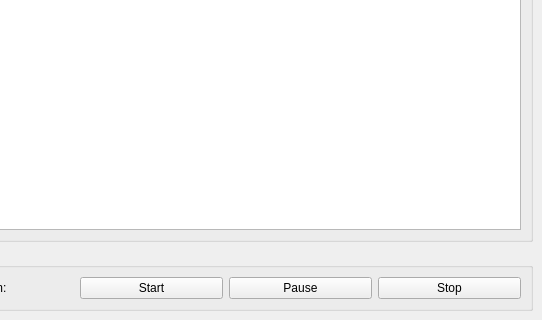
The window that GUI/Ti5RobotTeleoperateGUI/Ti5RobotTeleoperateGUI.ui (Fa1lin9/RoboTele) describes before a commit, drawn with Qt 5; both pictures show x 90 to 632 and y 312 to 632 of the 632 by 632 pixel window.
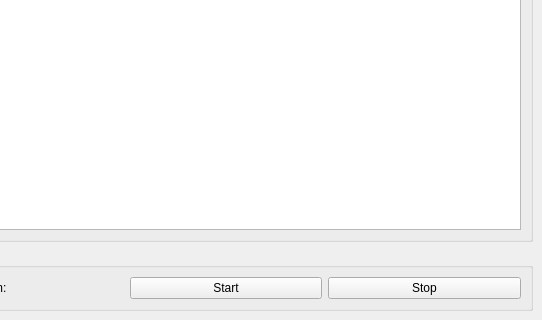
The same window after the commit.

Patch:
```diff
--- a/GUI/Ti5RobotTeleoperateGUI/Ti5RobotTeleoperateGUI.ui
+++ b/GUI/Ti5RobotTeleoperateGUI/Ti5RobotTeleoperateGUI.ui
@@ -108,13 +108,6 @@
            </property>
           </widget>
          </item>
-         <item>
-          <widget class="QPushButton" name="pauseTeleBtn">
-           <property name="text">
-            <string>Pause</string>
-           </property>
-          </widget>
-         </item>
          <item>
           <widget class="QPushButton" name="stopTeleBtn">
            <property name="text">
```
